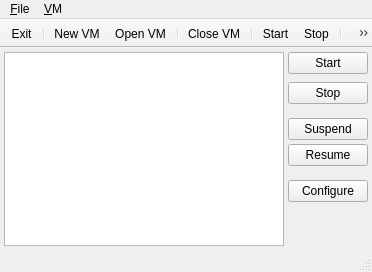
Above: Src/EmuOne/emuone/MainWindow.ui from akapustiatyahoocouk/EmuOne before the change. Below: the same form after it.
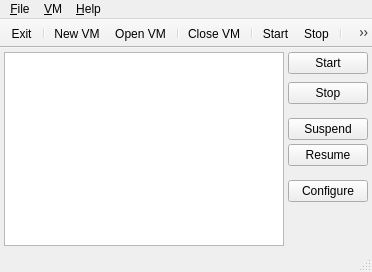
That is the form after the change. Icons and pictures are not drawn.

```diff
--- a/Src/EmuOne/emuone/MainWindow.ui
+++ b/Src/EmuOne/emuone/MainWindow.ui
@@ -182,8 +182,15 @@
     <addaction name="separator"/>
     <addaction name="actionConfigureVm"/>
    </widget>
+   <widget class="QMenu" name="menuHelp">
+    <property name="title">
+     <string>&amp;Help</string>
+    </property>
+    <addaction name="actionAbout"/>
+   </widget>
    <addaction name="menuFile"/>
    <addaction name="menuVm"/>
+   <addaction name="menuHelp"/>
   </widget>
   <widget class="QStatusBar" name="statusbar"/>
   <widget class="QToolBar" name="toolBar">
```
Left out of the diff: 25 changed lines with no effect on the pictures.
